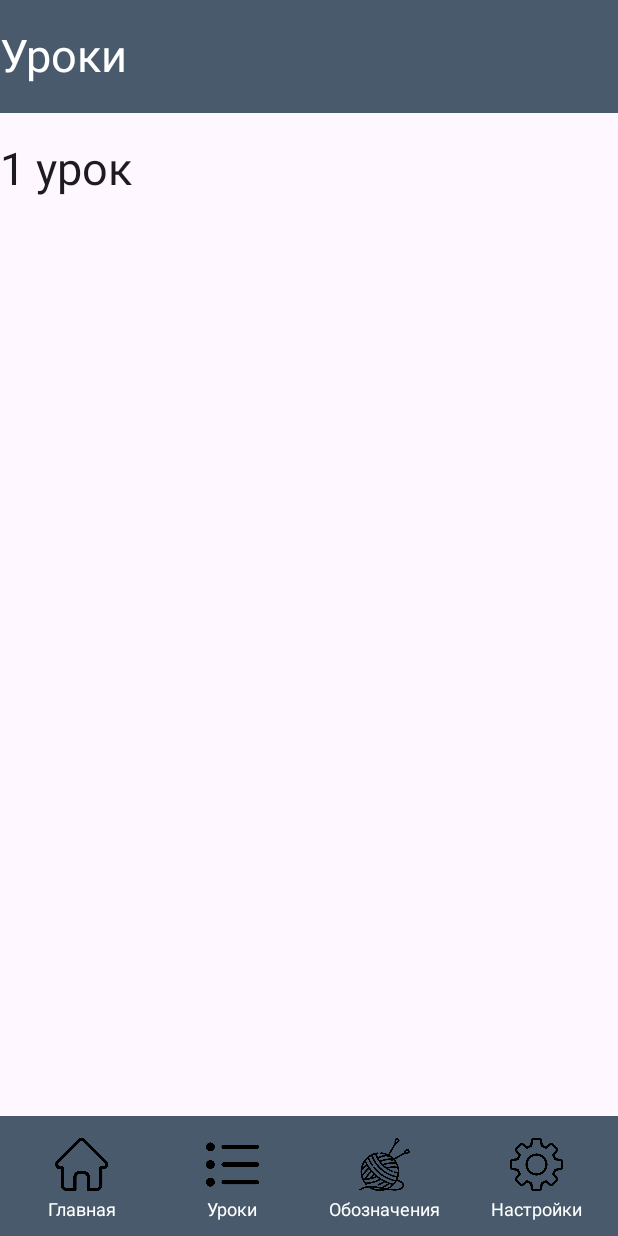
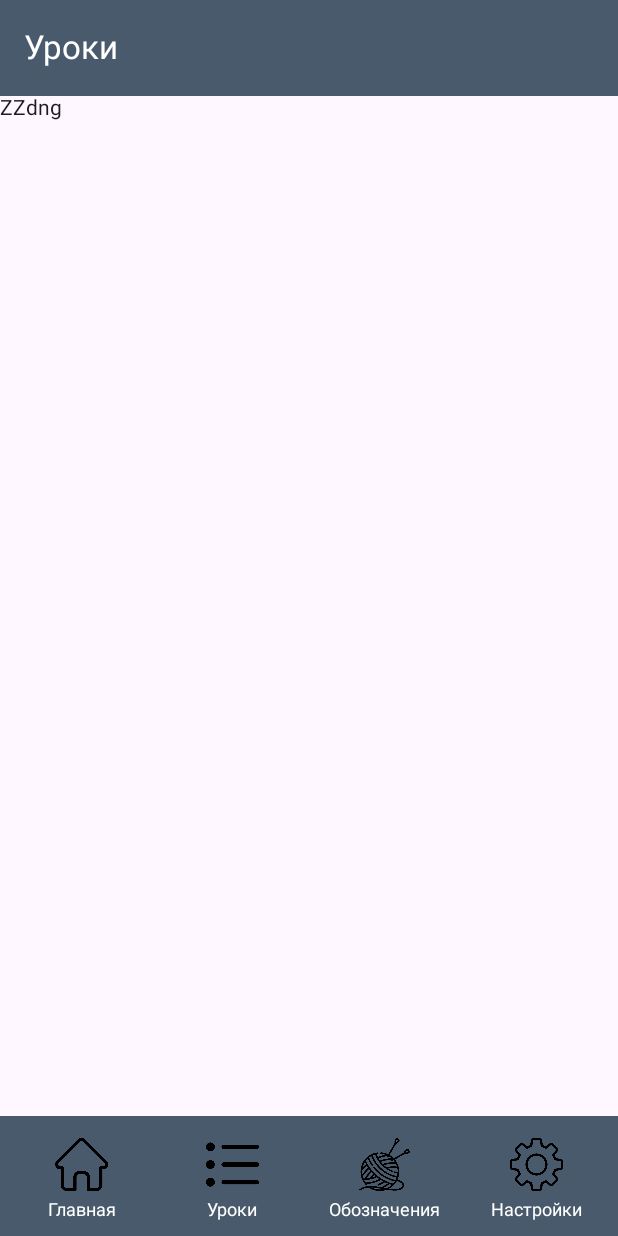
Before and after one commit to VermilionRed/Knitting, an Android app built with Jetpack Compose: the screen it shows after launch (MainActivity), on a phone screen of 412 x 824 dp. Run offline under Robolectric (Android 15) with nearby library versions, the phone set to English and light mode, and no system bars.

Commit message:
lessons navigation start

```diff
--- a/app/src/main/java/com/example/knitting/MainActivity.kt
+++ b/app/src/main/java/com/example/knitting/MainActivity.kt
@@ -16,10 +16,19 @@ import androidx.compose.foundation.layout.safeDrawing
 import androidx.compose.foundation.layout.size
 import androidx.compose.foundation.layout.windowInsetsPadding
 import androidx.compose.material3.BottomAppBar
+import androidx.compose.material3.Button
+import androidx.compose.material3.ExperimentalMaterial3Api
+import androidx.compose.material3.MaterialTheme
 import androidx.compose.material3.Scaffold
 import androidx.compose.material3.ScaffoldDefaults
 import androidx.compose.material3.Text
+import androidx.compose.material3.TopAppBar
+import androidx.compose.material3.TopAppBarDefaults.topAppBarColors
 import androidx.compose.runtime.Composable
+import androidx.compose.runtime.getValue
+import androidx.compose.runtime.mutableStateOf
+import androidx.compose.runtime.remember
+import androidx.compose.runtime.setValue
 import androidx.compose.ui.Alignment
 import androidx.compose.ui.Modifier
 import androidx.compose.ui.graphics.Color
@@ -30,10 +39,10 @@ import androidx.compose.ui.tooling.preview.Preview
 import androidx.compose.ui.unit.dp
 import androidx.compose.ui.unit.sp
 import androidx.core.view.WindowCompat
-import androidx.navigation.NavController
 import androidx.navigation.NavHostController
 import androidx.navigation.compose.NavHost
 import androidx.navigation.compose.composable
+import androidx.navigation.compose.currentBackStackEntryAsState
 import androidx.navigation.compose.rememberNavController
 
 class MainActivity : ComponentActivity() {
@@ -47,15 +56,31 @@ class MainActivity : ComponentActivity() {
     }
 }
 
+@OptIn(ExperimentalMaterial3Api::class)
 @Composable
 fun Main() {
     val navController = rememberNavController()
+    val navBackStackEntry by navController.currentBackStackEntryAsState()
+    val currentRoute = navBackStackEntry?.destination?.route
+    val myColor = Color(0xFF485A6C)
+
     Scaffold(
         modifier = Modifier
             .fillMaxSize()
             .windowInsetsPadding(WindowInsets.safeDrawing),
         //  ^^^ This remains System UI bars.
         contentWindowInsets = ScaffoldDefaults.contentWindowInsets,
+        topBar = {
+            TopAppBar(
+                colors = topAppBarColors(
+                    containerColor = myColor,
+                    titleContentColor = Color.White,
+                ),
+                title = {
+                    Text(currentRoute.toString())
+                }
+            )
+        },
         bottomBar = { NavBar(navController = navController) },
     ) { innerPadding ->
         NavigationGraph(
@@ -74,9 +99,10 @@ fun NavigationGraph(modifier: Modifier, navController: NavHostController) {
         startDestination = NavRoutes.Lessons.route
     ) {
         composable(NavRoutes.Home.route) { Home() }
-        composable(NavRoutes.Lessons.route) { Lessons() }
+        composable(NavRoutes.Lessons.route) { Lessons(navController) }
         composable(NavRoutes.Designations.route) { Designations() }
         composable(NavRoutes.Settings.route) { Settings() }
+        composable(NavRoutes.One.route) { One() }
     }
 }
 
@@ -167,28 +193,27 @@ fun Home() {
 }
 
 @Composable
-fun Lessons() {
+fun Lessons(navController: NavHostController) {
     val myColor = Color(0xFF485A6C)
     Column {
-        Text(
-            "Уроки",
-            Modifier
-                .background(myColor)
-                .padding(vertical = 20.dp)
-                .fillMaxWidth(),
-            fontSize = 30.sp,
-            color = Color(0xFFFFFFFF)
-        )
-        Text(
-            "1 урок",
-            Modifier
-                //.background(myColor)
-                .padding(vertical = 20.dp)
-                .fillMaxWidth(),
-            fontSize = 30.sp,
-            //color = Color(0xFFFFFFFF)
+        LessonButton(modifier = Modifier
+            .clickable { navController.navigate(NavRoutes.One.route) },
+            text = "ZZdng"
         )
     }
+}
+
+@Composable
+fun One(){
+    Text(text = "kn df klvnfsvk f")
+}
+
+@Composable
+fun LessonButton(modifier: Modifier, text: String) {
+    Text(
+        text = text,
+        modifier = modifier
+    )
 }
 
 @Composable
@@ -220,15 +245,15 @@ fun Settings() {
 }
 
 sealed class NavRoutes(val route: String) {
-    object Home : NavRoutes("home")
-    object Lessons : NavRoutes("lessons")
-    object Designations : NavRoutes("designations")
-    object Settings : NavRoutes("settings")
+    object Home : NavRoutes("Главная")
+    object Lessons : NavRoutes("Уроки")
+    object Designations : NavRoutes("Обозначения")
+    object Settings : NavRoutes("Настройки")
+    object One : NavRoutes("One")
 }
 
 @Preview(showBackground = true)
 @Composable
 fun HomePreview() {
     Main()
-    //Designations()
 }
```
